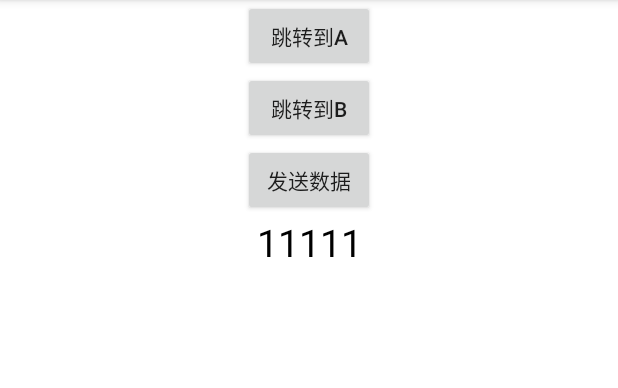
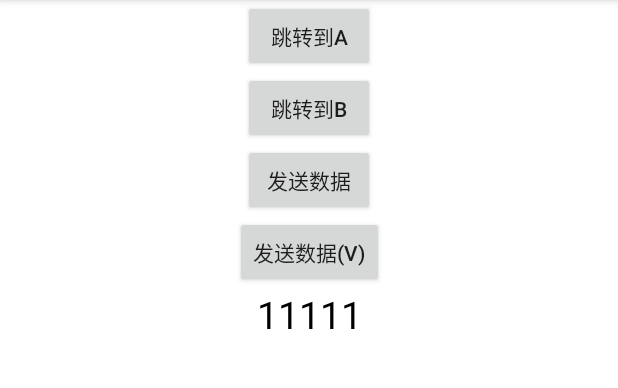
Before and after one commit to Zdongyong/RouterSimple, an Android app: the screen it shows after launch (MainActivity), on a phone screen of 412 x 824 dp, the part 84-472 px from its top. Run offline under Robolectric (Android 15) with nearby library versions, the phone set to English and light mode, and no system bars; libraries missing offline, so code that uses them is left out: com.alibaba.android; 1 statement that could not run was skipped.

```diff
--- a/app/src/main/java/com/zdy/router/MainActivity.kt
+++ b/app/src/main/java/com/zdy/router/MainActivity.kt
@@ -7,6 +7,7 @@ import com.alibaba.android.arouter.facade.annotation.Autowired
 import com.zdy.business_a.BusinessA
 import com.zdy.router.arouter.RouterManager
 import com.zdy.router.databinding.ActivityMainBinding
+import com.zdy.router.vrouter.VRouterManager
 
 class MainActivity : AppCompatActivity() {
 
@@ -39,5 +40,12 @@ class MainActivity : AppCompatActivity() {
             }
 
         }
+
+        mainBinding.sendMessageV.apply {
+            setOnClickListener {
+                VRouterManager.getInstance(this@MainActivity)?.sendMessage("/business_b/BusinessB","zdy")
+            }
+
+        }
     }
 }
--- a/app/src/main/res/layout/activity_main.xml
+++ b/app/src/main/res/layout/activity_main.xml
@@ -33,6 +33,15 @@
         app:layout_constraintStart_toStartOf="parent"
         app:layout_constraintTop_toBottomOf="@+id/jumpToB" />
 
+    <androidx.appcompat.widget.AppCompatButton
+        android:id="@+id/sendMessageV"
+        android:layout_width="wrap_content"
+        android:layout_height="wrap_content"
+        android:text="发送数据(V)"
+        app:layout_constraintEnd_toEndOf="parent"
+        app:layout_constraintStart_toStartOf="parent"
+        app:layout_constraintTop_toBottomOf="@+id/sendMessage" />
+
     <TextView
         android:id="@+id/arout_get"
         android:layout_width="wrap_content"
@@ -42,7 +51,7 @@
         android:textColor="@color/black"
         app:layout_constraintEnd_toEndOf="parent"
         app:layout_constraintStart_toStartOf="parent"
-        app:layout_constraintTop_toBottomOf="@+id/sendMessage"/>
+        app:layout_constraintTop_toBottomOf="@+id/sendMessageV"/>
 
 
 </androidx.constraintlayout.widget.ConstraintLayout>
```
Also changed, not shown: module_business/business_b/src/main/java/com/zdy/business_b/BusinessBB.java (added, +23 -0 lines), module_common/module_router/src/main/java/com/zdy/router/vrouter/VRouterManager.kt (+31 -0 lines).
